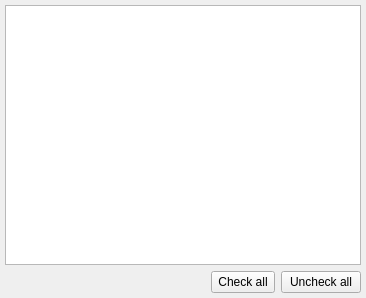
First picture: the form in libs/libgui/ui/widgets/objecttypeslistwidget.ui, repository arichiardi/pgmodeler, before the edit.
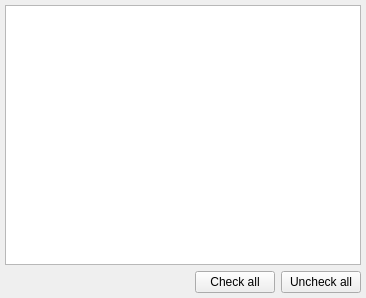
Second picture: the form after the edit. Icons and pictures are not drawn.

Commit message: Finished the conversion of QToolButtons to QPushButton

The edit to the form file:
```diff
--- a/libs/libgui/ui/widgets/objecttypeslistwidget.ui
+++ b/libs/libgui/ui/widgets/objecttypeslistwidget.ui
@@ -45,47 +45,6 @@
      </property>
     </widget>
    </item>
-   <item row="2" column="2">
-    <widget class="QToolButton" name="check_all_tb">
-     <property name="enabled">
-      <bool>true</bool>
-     </property>
-     <property name="sizePolicy">
-      <sizepolicy hsizetype="Fixed" vsizetype="Preferred">
-       <horstretch>0</horstretch>
-       <verstretch>0</verstretch>
-      </sizepolicy>
-     </property>
-     <property name="minimumSize">
-      <size>
-       <width>0</width>
-       <height>0</height>
-      </size>
-     </property>
-     <property name="toolTip">
-      <string>Select all objects</string>
-     </property>
-     <property name="text">
-      <string>Check all</string>
-     </property>
-     <property name="icon">
-      <iconset resource="../../res/resources.qrc">
-       <normaloff>:/icons/icons/selectmove.png</normaloff>:/icons/icons/selectmove.png</iconset>
-     </property>
-     <property name="iconSize">
-      <size>
-       <width>25</width>
-       <height>25</height>
-      </size>
-     </property>
-     <property name="checkable">
-      <bool>false</bool>
-     </property>
-     <property name="toolButtonStyle">
-      <enum>Qt::ToolButtonStyle::ToolButtonTextBesideIcon</enum>
-     </property>
-    </widget>
-   </item>
    <item row="2" column="0" colspan="2">
     <spacer name="horizontalSpacer">
      <property name="orientation">
@@ -137,6 +96,44 @@
      </property>
     </widget>
    </item>
+   <item row="2" column="2">
+    <widget class="QPushButton" name="check_all_btn">
+     <property name="enabled">
+      <bool>true</bool>
+     </property>
+     <property name="sizePolicy">
+      <sizepolicy hsizetype="Fixed" vsizetype="Preferred">
+       <horstretch>0</horstretch>
+       <verstretch>0</verstretch>
+      </sizepolicy>
+     </property>
+     <property name="minimumSize">
+      <size>
+       <width>0</width>
+       <height>0</height>
+      </size>
+     </property>
+     <property name="toolTip">
+      <string>Select all objects</string>
+     </property>
+     <property name="text">
+      <string>Check all</string>
+     </property>
+     <property name="icon">
+      <iconset resource="../../res/resources.qrc">
+       <normaloff>:/icons/icons/selectmove.png</normaloff>:/icons/icons/selectmove.png</iconset>
+     </property>
+     <property name="iconSize">
+      <size>
+       <width>25</width>
+       <height>25</height>
+      </size>
+     </property>
+     <property name="checkable">
+      <bool>false</bool>
+     </property>
+    </widget>
+   </item>
   </layout>
  </widget>
  <resources>
```
Left out of the diff: 2 changed lines with no effect on the pictures. The commit also changes 26 other files.
